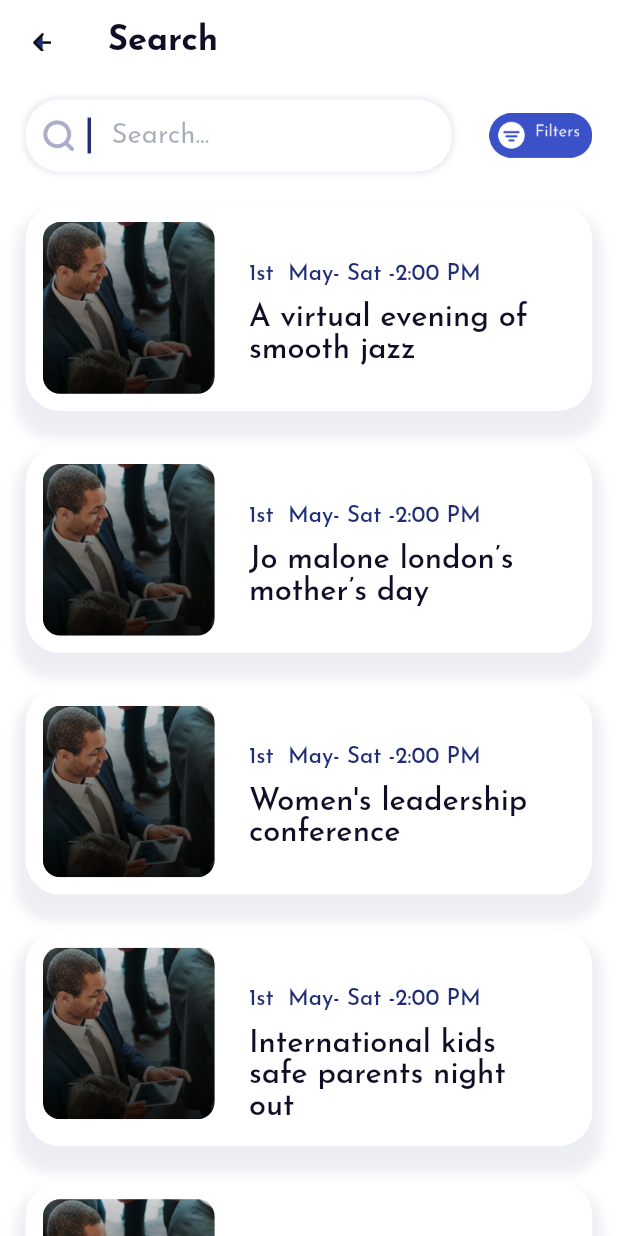
After one commit to afzaaljutt2981/https---github.com-afzaaljutt2981-personal_injoury_network, a Flutter app: the SearchEventScreen screen opened directly, on a phone screen of 412 x 824 dp. The commit adds this screen. Run offline on Flutter 3.47's test engine with Material 2 defaults, Android fonts, the phone set to English and light mode, and no system bars; our stand-ins replace flutter_rating_stars, flutter_screenutil, google_fonts.

Commit message:
working on the search events screen

```diff
--- /dev/null
+++ b/lib/ui/events/view/search_events_view.dart
@@ -0,0 +1,221 @@
+import 'package:flutter/material.dart';
+import 'package:flutter_screenutil/flutter_screenutil.dart';
+
+import '../../../global/helper/custom_sized_box.dart';
+import '../../../global/utils/app_colors.dart';
+import '../../../global/utils/app_text_styles.dart';
+import '../../orginizer_profile/model/events_history_model.dart';
+
+class SearchEventScreen extends StatefulWidget {
+  const SearchEventScreen({super.key});
+
+  @override
+  State<SearchEventScreen> createState() => _SearchEventScreenState();
+}
+
+TextEditingController searchcontroller = TextEditingController();
+List<EventHistoryModel> eventsHistoryList = [
+  EventHistoryModel('assets/images/intro_background_image.png',
+      'A virtual evening of smooth jazz', '1st  May- Sat -2:00 PM'),
+  EventHistoryModel('assets/images/intro_background_image.png',
+      'Jo malone london’s mother’s day ', '1st  May- Sat -2:00 PM'),
+  EventHistoryModel('assets/images/intro_background_image.png',
+      "Women's leadership conference", '1st  May- Sat -2:00 PM'),
+  EventHistoryModel('assets/images/intro_background_image.png',
+      'International kids safe parents night out', '1st  May- Sat -2:00 PM'),
+  EventHistoryModel('assets/images/intro_background_image.png',
+      'International gala music festival', '1st  May- Sat -2:00 PM'),
+];
+
+class _SearchEventScreenState extends State<SearchEventScreen> {
+  @override
+  Widget build(BuildContext context) {
+    return Scaffold(
+      backgroundColor: Colors.white,
+      appBar: AppBar(
+        backgroundColor: Colors.white,
+        elevation: 0,
+        leading: Padding(
+          padding: EdgeInsets.all(19.sp),
+          child: GestureDetector(
+            onTap: () => Navigator.pop(context),
+            child: Image(
+              height: 10.sp,
+              width: 10.sp,
+              image: const AssetImage('assets/images/back_arrow_events.png'),
+            ),
+          ),
+        ),
+        title: Text(
+          "Search",
+          style: AppTextStyles.josefin(
+              style: TextStyle(
+                  fontSize: 20.sp,
+                  fontWeight: FontWeight.w800,
+                  color: const Color(0xFF120D26))),
+        ),
+      ),
+      body: Column(
+        children: [
+          Padding(
+            padding: EdgeInsets.symmetric(horizontal: 15.w),
+            child: Row(
+              mainAxisAlignment: MainAxisAlignment.spaceBetween,
+              children: [
+                Row(
+                  children: [
+                    Container(
+                      decoration: BoxDecoration(
+                        boxShadow: [
+                          BoxShadow(
+                            color: const Color(0xFF535990).withOpacity(0.1),
+                            spreadRadius: 2,
+                            blurRadius: 2,
+                          )
+                        ],
+                        color: Colors.white,
+                        borderRadius: BorderRadius.circular(20.sp),
+                      ),
+                      child: Padding(
+                        padding: EdgeInsets.symmetric(horizontal: 10.sp),
+                        child: Row(
+                          children: [
+                            Padding(
+                              padding: EdgeInsets.only(right: 0.w),
+                              child: Image(
+                                height: 18.sp,
+                                width: 18.sp,
+                                image: const AssetImage(
+                                    'assets/images/search_icon.png'),
+                              ),
+                            ),
+                            SizedBox(
+                              width: 8.w,
+                            ),
+                            Container(
+                              width: 2.w,
+                              height: 20.h,
+                              color: AppColors.kPrimaryColor,
+                            ),
+                            SizedBox(
+                              width: 0.w,
+                            ),
+                            SizedBox(
+                              width: 200.w,
+                              child: TextFormField(
+                                controller: searchcontroller,
+
+                                maxLines: 1,
+
+                                //  controller: controller,
+                                style: AppTextStyles.josefin(
+                                    style: TextStyle(
+                                        color: const Color(0xFF1F314A),
+                                        fontSize: 16.sp)),
+                                decoration: InputDecoration(
+                                    contentPadding: EdgeInsets.only(left: 12.w),
+                                    border: InputBorder.none,
+                                    hintText: "Search...",
+                                    hintStyle: AppTextStyles.josefin(
+                                        style: TextStyle(
+                                            color: const Color(0xFF1F314A)
+                                                .withOpacity(0.40),
+                                            fontSize: 16.sp))),
+                              ),
+                            ),
+                          ],
+                        ),
+                      ),
+                    ),
+                  ],
+                ),
+                Image(
+                  height: 60.sp,
+                  width: 60.sp,
+                  image:
+                      const AssetImage('assets/images/filter_search_event.png'),
+                ),
+              ],
+            ),
+          ),
+          Expanded(
+            child: ListView.builder(
+                physics: const BouncingScrollPhysics(),
+                shrinkWrap: true,
+                itemCount: eventsHistoryList.length,
+                itemBuilder: (context, index) {
+                  var model = eventsHistoryList[index];
+                  return Padding(
+                    padding:
+                        EdgeInsets.symmetric(horizontal: 15.w, vertical: 10.h),
+                    child: Container(
+                      decoration: BoxDecoration(
+                          borderRadius: BorderRadius.circular(20.sp),
+                          color: Colors.white,
+                          boxShadow: [
+                            BoxShadow(
+                              color: const Color(0xFF535990).withOpacity(0.1),
+                              spreadRadius: 6,
+                              blurRadius: 6,
+                              offset: Offset(0, 10.sp),
+                            )
+                          ]),
+                      child: Padding(
+                        padding: EdgeInsets.all(10.sp),
+                        child: Row(
+                          mainAxisAlignment: MainAxisAlignment.start,
+                          crossAxisAlignment: CrossAxisAlignment.start,
+                          children: [
+                            Container(
+                              height: 100.sp,
+                              width: 100.sp,
+                              decoration: BoxDecoration(
+                                  color: Colors.grey[300],
+                                  borderRadius: BorderRadius.circular(10.sp),
+                                  image: DecorationImage(
+                                      image: AssetImage(model.image),
+                                      fit: BoxFit.cover)),
+                            ),
+                            Expanded(
+                              child: Padding(
+                                padding: EdgeInsets.only(
+                                    left: 20.w, right: 10.w, top: 20.h),
+                                child: Column(
+                                  mainAxisAlignment: MainAxisAlignment.start,
+                                  crossAxisAlignment: CrossAxisAlignment.start,
+                                  children: [
+                                    CustomSizeBox(3.h),
+                                    Text(
+                                      model.time,
+                                      style: AppTextStyles.josefin(
+                                          style: TextStyle(
+                                              color: const Color(0xFF212E73),
+                                              fontSize: 13.sp,
+                                              fontWeight: FontWeight.w500)),
+                                    ),
+                                    CustomSizeBox(10.h),
+                                    Text(
+                                      model.eventName,
+                                      style: AppTextStyles.josefin(
+                                          style: TextStyle(
+                                              color: const Color(0xFF120D26),
+                                              fontSize: 18.sp,
+                                              fontWeight: FontWeight.w500)),
+                                    ),
+                                    CustomSizeBox(3.h),
+                                  ],
+                                ),
+                              ),
+                            )
+                          ],
+                        ),
+                      ),
+                    ),
+                  );
+                }),
+          )
+        ],
+      ),
+    );
+  }
+}
--- a/lib/ui/events/view/events_qr_view.dart
+++ b/lib/ui/events_details/view/events_qr_view.dart
@@ -2,7 +2,7 @@ import 'package:flutter/material.dart';
 import 'package:flutter/src/widgets/framework.dart';
 import 'package:flutter/src/widgets/placeholder.dart';
 import 'package:flutter_screenutil/flutter_screenutil.dart';
-import 'package:personal_injury_networking/ui/events/view/scan_qr_screen.dart';
+import 'package:personal_injury_networking/ui/events_details/view/scan_qr_screen.dart';
 
 import '../../../global/app_buttons/white_background_button.dart';
 import '../../../global/utils/app_colors.dart';
--- a/lib/ui/events/view/events_view.dart
+++ b/lib/ui/events_details/view/events_view.dart
@@ -9,14 +9,14 @@ import 'package:personal_injury_networking/global/utils/app_text_styles.dart';
 
 import 'events_qr_view.dart';
 
-class EventsView extends StatefulWidget {
-  const EventsView({super.key});
+class EventsDetailsView extends StatefulWidget {
+  const EventsDetailsView({super.key});
 
   @override
-  State<EventsView> createState() => _EventsViewState();
+  State<EventsDetailsView> createState() => _EventsDetailsViewState();
 }
 
-class _EventsViewState extends State<EventsView> {
+class _EventsDetailsViewState extends State<EventsDetailsView> {
   bool registerFee = false;
   @override
   Widget build(BuildContext context) {
--- a/lib/ui/home/view/home_view.dart
+++ b/lib/ui/home/view/home_view.dart
@@ -8,7 +8,8 @@ import 'package:personal_injury_networking/global/utils/app_text_styles.dart';
 import '../../chat_screen/view/chat_view.dart';
 import '../../create_event/view/add_event_view.dart';
 import '../../drawer/view/drawer_home.dart';
-import '../../events/view/events_view.dart';
+import '../../events/view/search_events_view.dart';
+import '../../events_details/view/events_view.dart';
 import '../../notifications/view/notification_view.dart';
 import '../../orginizer_profile/view/orgnaizer_view.dart';
 import '../../scan_screen/view/qr_scan_view.dart';
@@ -148,7 +149,15 @@ class _HomeViewState extends State<HomeView> {
                   children: [
                     Expanded(
                       child: TextFormField(
+                        onTap: () {
+                          Navigator.push(
+                              context,
+                              MaterialPageRoute(
+                                  builder: (context) =>
+                                      const SearchEventScreen()));
+                        },
                         maxLines: 1,
+                        readOnly: true,
                         //  controller: controller,
                         style: AppTextStyles.josefin(
                             style: TextStyle(
@@ -190,7 +199,8 @@ class _HomeViewState extends State<HomeView> {
                         Navigator.push(
                             context,
                             MaterialPageRoute(
-                                builder: (context) => const OrgnaizerProfileScreen()));
+                                builder: (context) =>
+                                    const OrgnaizerProfileScreen()));
                       },
                     ),
                     homeFeatures(
@@ -406,7 +416,7 @@ class _HomeViewState extends State<HomeView> {
                                                   context,
                                                   MaterialPageRoute(
                                                       builder: (context) =>
-                                                          const EventsView()));
+                                                          const EventsDetailsView()));
                                             },
                                             Text(
                                               "View Event",
```
Also changed, not shown: assets/images/filter_search_event.png (added), lib/ui/events_details/view/scan_qr_screen.dart (renamed from lib/ui/events/view/scan_qr_screen.dart).
